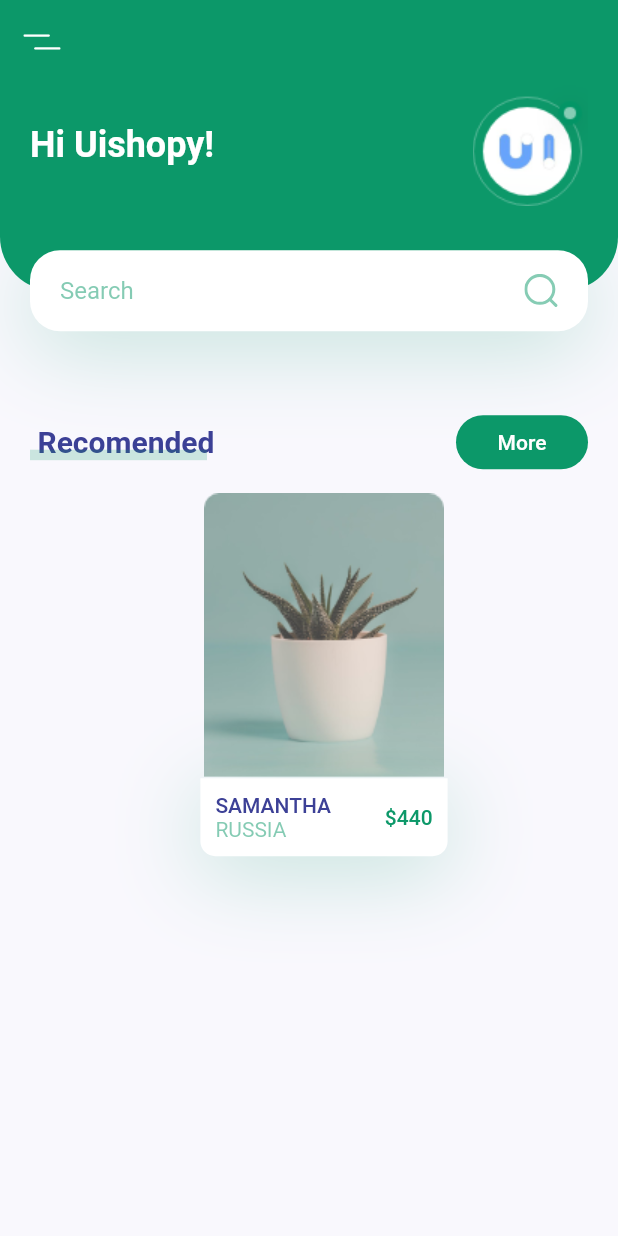
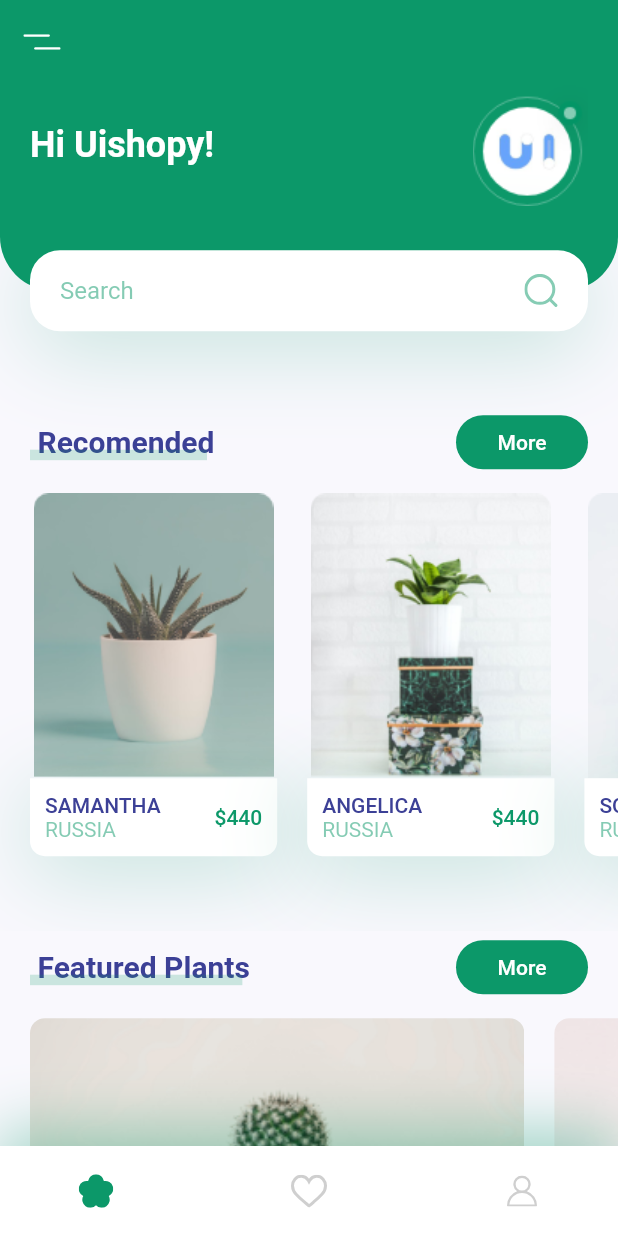
Before and after one commit to VitorEltz/plant_app, a Flutter app: the screen it shows after launch, on a phone screen of 412 x 824 dp. Run offline on Flutter 3.47's test engine with Material 2 defaults, Android fonts, the phone set to English and light mode, and no system bars; our stand-ins replace flutter_svg.

Commit message:
Home Screen

```diff
--- /dev/null
+++ b/lib/components/my_bottom_nav_bar.dart
@@ -0,0 +1,47 @@
+import 'package:flutter/material.dart';
+import 'package:flutter_svg/svg.dart';
+
+import '../constants.dart';
+
+class MyBottomNavBar extends StatelessWidget {
+  const MyBottomNavBar({
+    Key key,
+  }) : super(key: key);
+
+  @override
+  Widget build(BuildContext context) {
+    return Container(
+      padding: EdgeInsets.only(
+        left: kDefaultPadding * 2,
+        right: kDefaultPadding * 2,
+      ),
+      height: 60,
+      decoration: BoxDecoration(
+        color: Colors.white,
+        boxShadow: [
+          BoxShadow(offset: Offset(0, -10),
+          blurRadius: 35,
+          color: kPrimaryColor.withOpacity(0.38)
+          )
+        ]
+      ),
+      child: Row(
+        mainAxisAlignment: MainAxisAlignment.spaceBetween,
+        children: <Widget>[
+          IconButton(
+            icon: SvgPicture.asset("assets/icons/flower.svg"),
+            onPressed: (){}
+          ),
+          IconButton(
+            icon: SvgPicture.asset("assets/icons/heart-icon.svg"),
+            onPressed: (){}
+          ),
+          IconButton(
+            icon: SvgPicture.asset("assets/icons/user-icon.svg"),
+            onPressed: (){}
+          ),
+        ],
+      )
+    );
+  }
+}
--- a/lib/screens/home/components/body.dart
+++ b/lib/screens/home/components/body.dart
@@ -1,7 +1,9 @@
 import 'package:flutter/material.dart';
 import 'package:flutter_svg/flutter_svg.dart';
 import 'package:plant_app/constants.dart';
+import 'package:plant_app/screens/home/components/recomends_plants.dart';
 import 'package:plant_app/screens/home/components/title_with_more_btn.dart';
+import 'featured_plants.dart';
 import 'header_with_serachbox.dart';
 
 class Body extends StatelessWidget {
@@ -13,64 +15,10 @@ class Body extends StatelessWidget {
         children: <Widget>[
           HeaderWithSearchBox(size: size),
           TitleWithMoreBtn(title: "Recomended", press: () {}),
-          Container(
-            margin: EdgeInsets.only(
-              left: kDefaultPadding,
-              top: kDefaultPadding / 2,
-              bottom: kDefaultPadding * 2.5,
-            ),
-            width: size.width * 0.4,
-            child: Column(
-              children: <Widget>[
-                Image.asset("assets/images/image_1.png"),
-                Container(
-                  padding: EdgeInsets.all(kDefaultPadding / 2),
-                  decoration: BoxDecoration(
-                    color: Colors.white,
-                    borderRadius: BorderRadius.only(
-                      bottomLeft: Radius.circular(10),
-                      bottomRight: Radius.circular(10)
-                    ),
-                    boxShadow: [
-                      BoxShadow(
-                        offset: Offset(0, 10),
-                        blurRadius: 50,
-                        color: kPrimaryColor.withOpacity(0.23)
-                      ),
-                    ]
-                  ),
-                  child: Row(
-                    children: <Widget>[
-                      RichText(
-                        text: TextSpan(
-                          children: [
-                            TextSpan(
-                              text: "Samantha\n".toUpperCase(),
-                              style: Theme.of(context).textTheme.button,
-                            ),
-                            TextSpan(
-                              text: "Russia".toUpperCase(),
-                              style: TextStyle(
-                                color: kPrimaryColor.withOpacity(0.5),
-                              )
-                            )
-                          ],
-                        ),
-                      ),
-                      Spacer(),
-                      Text(
-                        '\$440',
-                        style: Theme.of(context)
-                        .textTheme
-                        .button
-                        .copyWith(color: kPrimaryColor),
-                      )
-                    ],
-                  ),
-                )
-              ],
-            ),
-          )
+          RecomendsPlants(),
+          TitleWithMoreBtn(title: "Featured Plants", press: () {}),
+          FeaturedPlants(),
+          SizedBox(height: kDefaultPadding),
         ],
       ),
     );
--- /dev/null
+++ b/lib/screens/home/components/featured_plants.dart
@@ -0,0 +1,61 @@
+import 'package:flutter/material.dart';
+
+import '../../../constants.dart';
+
+class FeaturedPlants extends StatelessWidget {
+  const FeaturedPlants({
+    Key key,
+  }) : super(key: key);
+
+  @override
+  Widget build(BuildContext context) {
+    return SingleChildScrollView(
+      scrollDirection: Axis.horizontal,
+      child: Row(
+        children: [
+          FeaturePlantCard(
+            image: "assets/images/bottom_img_1.png",
+            press: () {},
+          ),
+          FeaturePlantCard(
+            image: "assets/images/bottom_img_2.png",
+            press: () {},
+          ),
+        ],
+      ),
+    );
+  }
+}
+
+class FeaturePlantCard extends StatelessWidget {
+  const FeaturePlantCard({
+    Key key,
+    this.image,
+    this.press,
+  }) : super(key: key);
+  final String image;
+  final Function press;
+
+  @override
+  Widget build(BuildContext context) {
+    Size size = MediaQuery.of(context).size;
+    return GestureDetector(
+      onTap: press,
+          child: Container(
+        margin: EdgeInsets.only(
+          left: kDefaultPadding,
+          top: kDefaultPadding / 2,
+          bottom: kDefaultPadding / 2,
+        ),
+        width: size.width * 0.8,
+        height: 185,
+        decoration: BoxDecoration(
+            borderRadius: BorderRadius.circular(10),
+            image: DecorationImage(
+              fit: BoxFit.cover,
+              image: AssetImage(image),
+            )),
+      ),
+    );
+  }
+}
--- /dev/null
+++ b/lib/screens/home/components/recomends_plants.dart
@@ -0,0 +1,118 @@
+import 'package:flutter/material.dart';
+
+import '../../../constants.dart';
+
+class RecomendsPlants extends StatelessWidget {
+  const RecomendsPlants({
+    Key key,
+  }) : super(key: key);
+
+  @override
+  Widget build(BuildContext context) {
+    return SingleChildScrollView(
+      scrollDirection: Axis.horizontal,
+      child: Row(
+        children: <Widget>[
+          RecomendPlantCard(
+            image: "assets/images/image_1.png",
+            title: "Samantha",
+            country: "Russia",
+            price: 440,
+            press: () {}
+          ),
+          RecomendPlantCard(
+            image: "assets/images/image_2.png",
+            title: "Angelica",
+            country: "Russia",
+            price: 440,
+            press: () {}
+          ),
+          RecomendPlantCard(
+            image: "assets/images/image_3.png",
+            title: "Solange",
+            country: "Russia",
+            price: 440,
+            press: () {}
+          ),
+        ],
+      ),
+    );
+  }
+}
+
+class RecomendPlantCard extends StatelessWidget {
+  const RecomendPlantCard({
+    Key key,
+    this.image,
+    this.title,
+    this.country,
+    this.price,
+    this.press,
+  }) : super(key: key);
+
+  final String image, title, country;
+  final int price;
+  final Function press;
+
+  @override
+  Widget build(BuildContext context) {
+    Size size = MediaQuery.of(context).size;
+    return Container(
+      margin: EdgeInsets.only(
+        left: kDefaultPadding,
+        top: kDefaultPadding / 2,
+        bottom: kDefaultPadding * 2.5,
+      ),
+      width: size.width * 0.4,
+      child: Column(
+        children: <Widget>[
+          Image.asset(image),
+          GestureDetector(
+            onTap: press,
+            child: Container(
+              padding: EdgeInsets.all(kDefaultPadding / 2),
+              decoration: BoxDecoration(
+                  color: Colors.white,
+                  borderRadius: BorderRadius.only(
+                      bottomLeft: Radius.circular(10),
+                      bottomRight: Radius.circular(10)),
+                  boxShadow: [
+                    BoxShadow(
+                        offset: Offset(0, 10),
+                        blurRadius: 50,
+                        color: kPrimaryColor.withOpacity(0.23)),
+                  ]),
+              child: Row(
+                children: <Widget>[
+                  RichText(
+                    text: TextSpan(
+                      children: [
+                        TextSpan(
+                          text: "$title\n".toUpperCase(),
+                          style: Theme.of(context).textTheme.button,
+                        ),
+                        TextSpan(
+                            text: "$country".toUpperCase(),
+                            style: TextStyle(
+                              color: kPrimaryColor.withOpacity(0.5),
+                            ))
+                      ],
+                    ),
+                  ),
+                  Spacer(),
+                  Text(
+                    '\$$price',
+                    style: Theme.of(context)
+                        .textTheme
+                        .button
+                        .copyWith(color: kPrimaryColor),
+                  )
+                ],
+              ),
+            ),
+          )
+        ],
+      ),
+    );
+  }
+}
--- a/lib/screens/home/home_screen.dart
+++ b/lib/screens/home/home_screen.dart
@@ -1,5 +1,7 @@
 import 'package:flutter/material.dart';
 import 'package:flutter_svg/svg.dart';
+import 'package:plant_app/components/my_bottom_nav_bar.dart';
+import 'package:plant_app/constants.dart';
 import 'package:plant_app/screens/home/components/body.dart';
 
 class HomeScreen extends StatelessWidget {
@@ -8,6 +10,7 @@ class HomeScreen extends StatelessWidget {
     return Scaffold(
       appBar: buildAppBar(),
       body: Body(),
+      bottomNavigationBar: MyBottomNavBar(),
     );
   }
 
```
Also changed, not shown: pubspec.yaml (+2 -53 lines).
